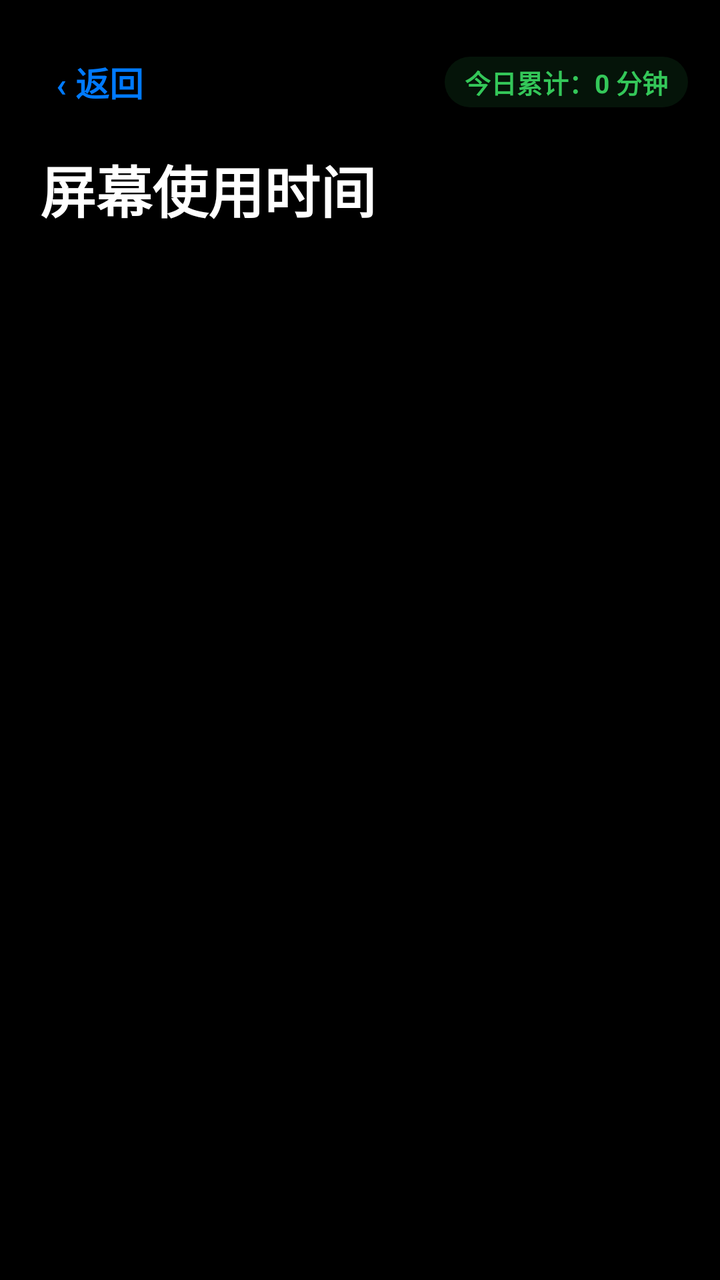
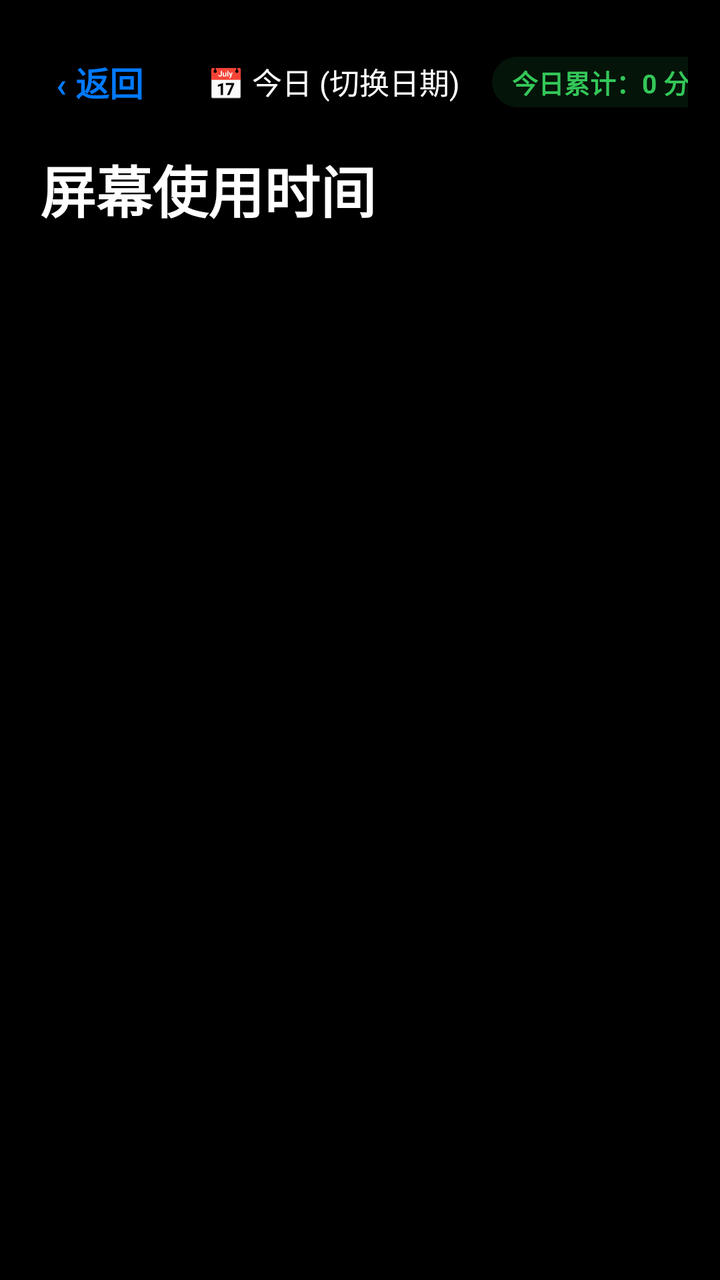

Compare the two renders of this Android layout. The source of the first and the diff that turns it into the second are given below.
<!-- AndroidManifest.xml: application theme Theme.XiaomiCoreService -->
<!-- res/layout/activity_app_usage_stats.xml -->
<?xml version="1.0" encoding="utf-8"?>
<LinearLayout xmlns:android="http://schemas.android.com/apk/res/android"
    android:layout_width="match_parent"
    android:layout_height="match_parent"
    android:background="@color/ios_bg_black"
    android:orientation="vertical"
    android:paddingStart="16dp"
    android:paddingTop="18dp"
    android:paddingEnd="16dp"
    android:paddingBottom="24dp">

    
    <LinearLayout
        android:layout_width="match_parent"
        android:layout_height="wrap_content"
        android:gravity="center_vertical"
        android:orientation="horizontal">

        <TextView
            android:id="@+id/btnBack"
            android:layout_width="wrap_content"
            android:layout_height="38dp"
            android:layout_margin="4dp"
            android:background="@drawable/selector_ios_row"
            android:focusable="true"
            android:gravity="center_vertical"
            android:paddingStart="8dp"
            android:paddingEnd="12dp"
            android:text="‹ 返回"
            android:textColor="@color/ios_blue"
            android:textSize="17sp"
            android:textStyle="bold" />

        <View
            android:layout_width="0dp"
            android:layout_height="1dp"
            android:layout_weight="1" />

        <TextView
            android:id="@+id/tvTotalDuration"
            android:layout_width="wrap_content"
            android:layout_height="wrap_content"
            android:background="@drawable/bg_ios_status_green"
            android:paddingStart="10dp"
            android:paddingTop="3dp"
            android:paddingEnd="10dp"
            android:paddingBottom="3dp"
            android:text="今日累计：0 分钟"
            android:textColor="@color/ios_green"
            android:textSize="13sp"
            android:textStyle="bold" />
    </LinearLayout>

    <TextView
        android:layout_width="wrap_content"
        android:layout_height="wrap_content"
        android:layout_marginStart="4dp"
        android:layout_marginTop="10dp"
        android:layout_marginBottom="12dp"
        android:text="屏幕使用时间"
        android:textColor="@color/ios_text_primary"
        android:textSize="28sp"
        android:textStyle="bold" />

    <androidx.recyclerview.widget.RecyclerView
        android:id="@+id/rvAppUsage"
        android:layout_width="match_parent"
        android:layout_height="match_parent"
        android:clipToPadding="false" />
</LinearLayout>
<!-- resources referenced by this layout -->
<resources>
  <color name="ios_bg_black">#000000</color>
  <color name="ios_blue">#007AFF</color>
  <color name="ios_green">#34C759</color>
  <color name="ios_text_primary">#FFFFFF</color>
  <!-- drawable bg_ios_status_green (drawable) -->
  <?xml version="1.0" encoding="utf-8"?>
  <shape xmlns:android="http://schemas.android.com/apk/res/android"
      android:shape="rectangle">
      <solid android:color="@color/ios_badge_green_bg" />
      <corners android:radius="20dp" />
  </shape>
  <!-- drawable selector_ios_row (drawable) -->
  <?xml version="1.0" encoding="utf-8"?>
  <selector xmlns:android="http://schemas.android.com/apk/res/android">
      <item android:state_focused="true" android:drawable="@drawable/bg_ios_row_focused" />
      <item android:state_pressed="true" android:drawable="@drawable/bg_ios_row_focused" />
      <item android:drawable="@android:color/transparent" />
  </selector>
  <style name="Theme.XiaomiCoreService" parent="Base.Theme.XiaomiCoreService" />
  <color name="ios_badge_green_bg">#1A34C759</color>
  <!-- drawable bg_ios_row_focused (drawable) -->
  <?xml version="1.0" encoding="utf-8"?>
  <shape xmlns:android="http://schemas.android.com/apk/res/android"
      android:shape="rectangle">
      <solid android:color="@color/ios_card_bg_focused" />
      <stroke
          android:width="2dp"
          android:color="@color/ios_focus_stroke" />
      <corners android:radius="10dp" />
  </shape>
  <style name="Base.Theme.XiaomiCoreService" parent="Theme.Material3.DayNight.NoActionBar">
          
          
      </style>
  <color name="ios_card_bg_focused">#3A3A3C</color>
  <color name="ios_focus_stroke">#0A84FF</color>
</resources>

<!-- the commit's change to res/layout/activity_app_usage_stats.xml (unified diff, before → after) -->
@@ -3,6 +3,7 @@
     android:layout_width="match_parent"
     android:layout_height="match_parent"
     android:background="@color/ios_bg_black"
+    android:clipChildren="false"
     android:orientation="vertical"
     android:paddingStart="16dp"
     android:paddingTop="18dp"
@@ -30,6 +31,21 @@
             android:textColor="@color/ios_blue"
             android:textSize="17sp"
             android:textStyle="bold" />
+
+        <TextView
+            android:id="@+id/btnSelectDate"
+            android:layout_width="wrap_content"
+            android:layout_height="38dp"
+            android:layout_margin="4dp"
+            android:layout_marginStart="16dp"
+            android:background="@drawable/selector_ios_row"
+            android:focusable="true"
+            android:gravity="center_vertical"
+            android:paddingStart="12dp"
+            android:paddingEnd="12dp"
+            android:text="📅 今日 (切换日期)"
+            android:textColor="@color/ios_text_primary"
+            android:textSize="15sp" />
 
         <View
             android:layout_width="0dp"
@@ -66,5 +82,6 @@
         android:id="@+id/rvAppUsage"
         android:layout_width="match_parent"
         android:layout_height="match_parent"
+        android:clipChildren="false"
         android:clipToPadding="false" />
 </LinearLayout>
